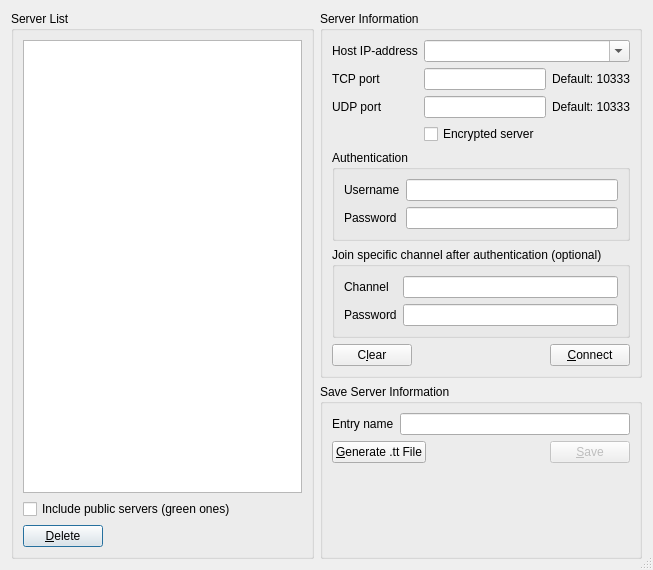
First picture: the form in qtTeamTalk/serverlist.ui, repository BearWare/TeamTalk5, before the edit.
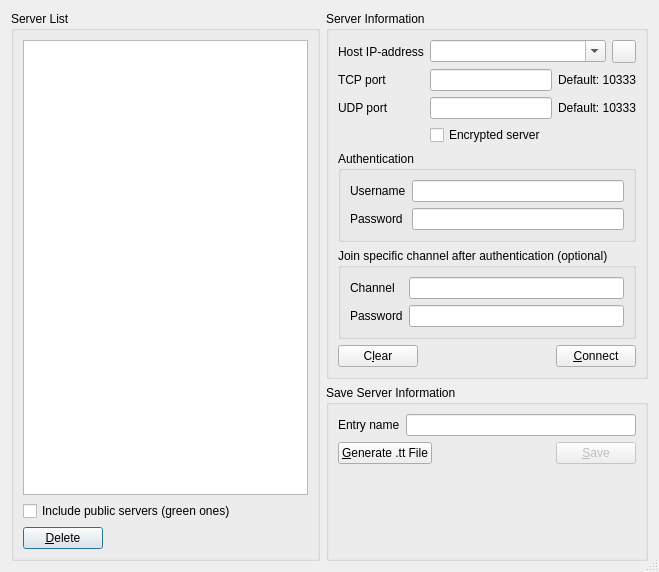
Second picture: the form after the edit. Icons and pictures are not drawn.

Commit message: Delete latest host entry in connect dialog

The edit to the form file:
```diff
--- a/qtTeamTalk/serverlist.ui
+++ b/qtTeamTalk/serverlist.ui
@@ -6,8 +6,8 @@
    <rect>
     <x>0</x>
     <y>0</y>
-    <width>653</width>
-    <height>570</height>
+    <width>659</width>
+    <height>572</height>
    </rect>
   </property>
   <property name="windowTitle">
@@ -121,6 +121,8 @@
            </widget>
           </item>
           <item row="0" column="1" colspan="2">
+           <layout class="QHBoxLayout" name="horizontalLayout_6">
+            <item>
            <widget class="QComboBox" name="hostaddrBox">
             <property name="editable">
              <bool>true</bool>
@@ -130,6 +132,26 @@
             </property>
            </widget>
           </item>
+            <item>
+             <widget class="QToolButton" name="deleteBtn">
+              <property name="toolTip">
+               <string>Remove entry</string>
+              </property>
+              <property name="accessibleName">
+               <string>Remove entry</string>
+              </property>
+              <property name="text">
+               <string/>
+              </property>
+              <property name="icon">
+               <iconset>
+                <normalon>:/images/images/delete.png</normalon>
+               </iconset>
+              </property>
+             </widget>
+            </item>
+           </layout>
+          </item>
           <item row="3" column="1" colspan="2">
            <widget class="QCheckBox" name="cryptChkBox">
             <property name="text">
```
Left out of the diff: 1 changed line with no effect on the pictures. Lines whose indentation alone changed are shown as unchanged. The commit also changes 5 other files.
